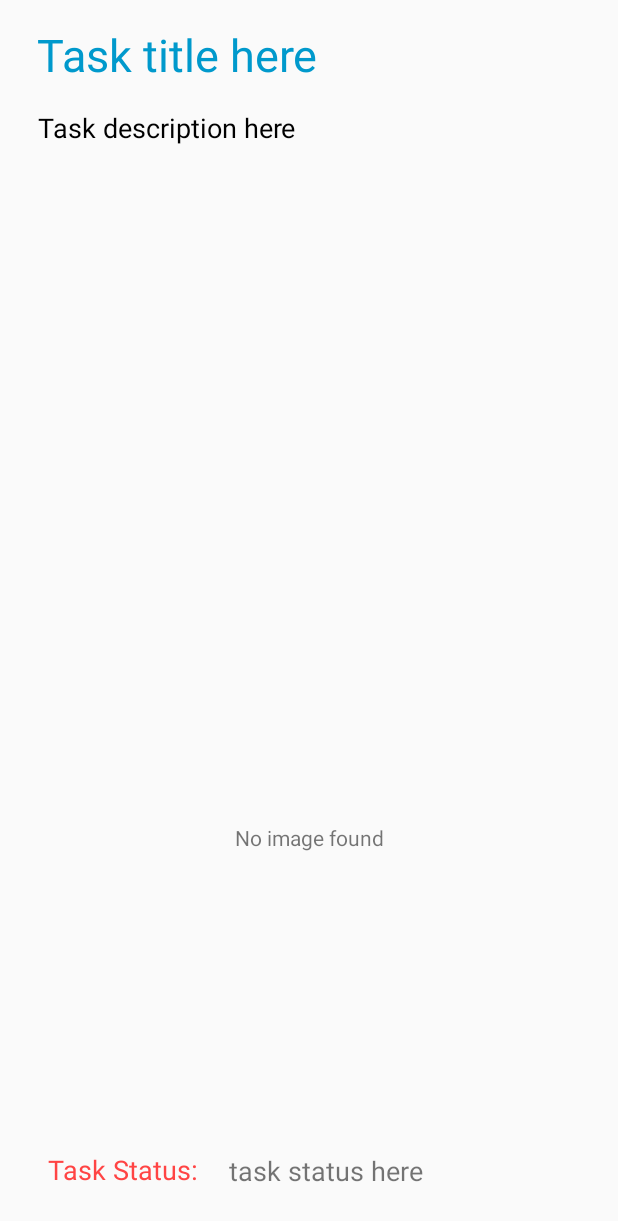
After one commit to CMPUT301W18T16/SpaghettiCodeHQ, an Android app: the SingleTaskActivity screen opened directly, with no data from a screen before it, on a phone screen of 412 x 824 dp. The commit adds this screen. Shown: the top 1221 px of the screen. Run offline under Robolectric (Android 15) with nearby library versions, the phone set to English and light mode, and no system bars.

Commit message:
Added single task view

```diff
--- a/Mercenary/app/src/main/AndroidManifest.xml
+++ b/Mercenary/app/src/main/AndroidManifest.xml
@@ -26,6 +26,7 @@
         </activity>
         <activity android:name=".LoginScreen" />
         <activity android:name=".Signup" />
+        <activity android:name=".SingleTaskActivity" />
     </application>
 
 </manifest>
--- a/Mercenary/app/src/main/java/com/example/peter/mercenary/MainActivity.java
+++ b/Mercenary/app/src/main/java/com/example/peter/mercenary/MainActivity.java
@@ -14,6 +14,7 @@ import android.support.v7.app.AppCompatActivity;
 import android.support.v7.widget.Toolbar;
 import android.view.Menu;
 import android.view.MenuItem;
+import android.widget.AdapterView;
 import android.widget.ArrayAdapter;
 import android.widget.EditText;
 import android.widget.ListView;
@@ -73,6 +74,29 @@ public class MainActivity extends AppCompatActivity
         adapter = new ArrayAdapter<Task>(this,
                 R.layout.list_item, taskList);
         oldTaskList.setAdapter(adapter);
+
+
+        // listen to task clicks
+        oldTaskList.setOnItemClickListener(new AdapterView.OnItemClickListener() {
+            @Override
+            public void onItemClick(AdapterView<?> parent, View view, int position, long id) {
+                Task task = (Task) oldTaskList.getAdapter().getItem(position);
+
+                Intent intent = new Intent(MainActivity.this, SingleTaskActivity.class);
+                intent.putExtra("task_title",task.getTitle());
+                intent.putExtra("task_desc",task.getDescription());
+                intent.putExtra("task_status",task.getStatus());
+                intent.putExtra("task_id",task.getId());
+                intent.putExtra("task_geo_loc",task.getGeoLoc());
+                intent.putExtra("task_img",task.getPhoto());
+
+                startActivityForResult(intent,0);
+
+
+            }
+        });
+
+
     }
 
     /**
--- /dev/null
+++ b/Mercenary/app/src/main/java/com/example/peter/mercenary/SingleTaskActivity.java
@@ -0,0 +1,58 @@
+package com.example.peter.mercenary;
+
+
+import android.content.Intent;
+import android.graphics.Color;
+import android.os.Bundle;
+
+import android.support.v4.view.GravityCompat;
+import android.support.v4.widget.DrawerLayout;
+import android.support.v7.app.AppCompatActivity;
+
+import android.widget.TextView;
+
+
+/**
+ * Created by minci on 2018/3/19.
+ */
+
+public class SingleTaskActivity extends AppCompatActivity {
+
+
+    @Override
+    protected void onCreate(Bundle savedInstanceState){
+        super.onCreate(savedInstanceState);
+        setContentView(R.layout.single_task_activity);
+
+        TextView taskTitle = findViewById(R.id.task_title);
+        TextView taskDesc = findViewById(R.id.task_desc);
+        TextView taskStatus = findViewById(R.id.task_status);
+        TextView imgByte = findViewById(R.id.byte_img);
+
+        Bundle bundle = getIntent().getExtras();
+
+        if (bundle != null){
+            taskTitle.setText(bundle.getString("task_title"));
+            taskDesc.setText(bundle.getString("task_desc"));
+            taskStatus.setText(bundle.getString("task_status"));
+            if (bundle.getString("task_img") == null){
+                imgByte.setText("null_img");
+
+
+            }
+
+        }
+
+
+    }
+
+    @Override
+    public void onBackPressed() {
+
+        Intent returnIntent = new Intent();
+        setResult(RESULT_OK, returnIntent);
+        super.onBackPressed();
+    }
+
+
+}
--- a/Mercenary/app/src/main/java/com/example/peter/mercenary/TaskActivity2.java
+++ b/Mercenary/app/src/main/java/com/example/peter/mercenary/TaskActivity2.java
@@ -8,6 +8,7 @@ package com.example.peter.mercenary;
  *
  */
 
+import android.content.Intent;
 import android.os.Bundle;
 import android.support.design.widget.FloatingActionButton;
 import android.support.design.widget.NavigationView;
@@ -20,6 +21,8 @@ import android.support.v7.widget.Toolbar;
 import android.view.Menu;
 import android.view.MenuItem;
 import android.view.View;
+import android.widget.Adapter;
+import android.widget.AdapterView;
 import android.widget.ArrayAdapter;
 import android.widget.Button;
 import android.widget.EditText;
@@ -42,11 +45,11 @@ public class TaskActivity2 extends AppCompatActivity implements NavigationView.O
         EditText bodyText = (EditText) findViewById(R.id.body);
         Button clearButton = (Button) findViewById(R.id.clear);
         Button addButton = (Button) findViewById(R.id.add);
-        ListView taskListView = (ListView) findViewById(R.id.TaskList);
+        final ListView taskListView = (ListView) findViewById(R.id.TaskList);
 
         Toolbar toolbar = (Toolbar) findViewById(R.id.toolbar);
+
         setSupportActionBar(toolbar);
-
 
 
         DrawerLayout drawer = (DrawerLayout) findViewById(R.id.drawer_layout);
@@ -57,6 +60,23 @@ public class TaskActivity2 extends AppCompatActivity implements NavigationView.O
 
         NavigationView navView = (NavigationView) findViewById(R.id.nav_view);
         navView.setNavigationItemSelectedListener(this);
+
+        // listen to item clicks
+        adapter = new ArrayAdapter<Task>(TaskActivity2.this, android.R.layout.activity_list_item,taskList);
+        taskListView.setAdapter(adapter);
+
+        taskListView.setOnItemClickListener(new AdapterView.OnItemClickListener() {
+            @Override
+            public void onItemClick(AdapterView<?> parent, View view, int position, long id) {
+                Task task = (Task) taskListView.getAdapter().getItem(position);
+
+                Intent intent = new Intent(TaskActivity2.this, SingleTaskActivity.class);
+                startActivityForResult(intent,0);
+
+            }
+        });
+        taskListView.setAdapter(adapter);
+
     }
 
     @Override
--- /dev/null
+++ b/Mercenary/app/src/main/res/layout/single_task_activity.xml
@@ -0,0 +1,79 @@
+<?xml version="1.0" encoding="utf-8"?>
+<android.support.constraint.ConstraintLayout xmlns:android="http://schemas.android.com/apk/res/android"
+    xmlns:app="http://schemas.android.com/apk/res-auto"
+    xmlns:tools="http://schemas.android.com/tools"
+    android:layout_width="match_parent"
+    android:layout_height="match_parent"
+    tools:context="com.example.peter.mercenary.SingleTaskActivity">
+
+    <TextView
+        android:id="@+id/task_title"
+        android:layout_width="wrap_content"
+        android:layout_height="wrap_content"
+        android:layout_marginEnd="8dp"
+        android:layout_marginStart="8dp"
+        android:layout_marginTop="16dp"
+        android:fontFamily="sans-serif"
+        android:text="Task title here"
+        android:textColor="@android:color/holo_blue_dark"
+        android:textSize="30sp"
+        android:typeface="sans"
+        app:layout_constraintEnd_toEndOf="parent"
+        app:layout_constraintHorizontal_bias="0.081"
+        app:layout_constraintStart_toStartOf="parent"
+        app:layout_constraintTop_toTopOf="parent" />
+
+    <TextView
+        android:id="@+id/task_desc"
+        android:layout_width="wrap_content"
+        android:layout_height="wrap_content"
+        android:layout_marginEnd="8dp"
+        android:layout_marginLeft="16dp"
+        android:layout_marginStart="8dp"
+        android:layout_marginTop="16dp"
+        android:text="Task description here"
+        android:textColor="@color/colorAccent"
+        android:textSize="18sp"
+        app:layout_constraintEnd_toEndOf="parent"
+        app:layout_constraintHorizontal_bias="0.076"
+        app:layout_constraintLeft_toLeftOf="parent"
+        app:layout_constraintStart_toStartOf="parent"
+        app:layout_constraintTop_toBottomOf="@+id/task_title" />
+
+    <TextView
+        android:id="@+id/task_status_str"
+        android:layout_width="wrap_content"
+        android:layout_height="wrap_content"
+        android:layout_marginBottom="32dp"
+        android:layout_marginStart="32dp"
+        android:text="Task Status: "
+        android:textColor="@android:color/holo_red_light"
+        android:textSize="18sp"
+        app:layout_constraintBottom_toBottomOf="parent"
+        app:layout_constraintStart_toStartOf="parent" />
+
+    <TextView
+        android:id="@+id/task_status"
+        android:layout_width="wrap_content"
+        android:layout_height="24dp"
+        android:layout_marginBottom="32dp"
+        android:layout_marginStart="16dp"
+        android:text="task status here"
+        android:textSize="18sp"
+        app:layout_constraintBottom_toBottomOf="parent"
+        app:layout_constraintStart_toEndOf="@+id/task_status_str" />
+
+    <TextView
+        android:id="@+id/byte_img"
+        android:layout_width="wrap_content"
+        android:layout_height="wrap_content"
+        android:layout_marginBottom="256dp"
+        android:layout_marginEnd="8dp"
+        android:layout_marginStart="8dp"
+        android:text="@string/null_img"
+        app:layout_constraintBottom_toBottomOf="parent"
+        app:layout_constraintEnd_toEndOf="parent"
+        app:layout_constraintLeft_toLeftOf="parent"
+        app:layout_constraintRight_toRightOf="parent"
+        app:layout_constraintStart_toStartOf="parent" />
+</android.support.constraint.ConstraintLayout>
--- /dev/null
+++ b/Mercenary/app/src/main/res/values-v21/strings.xml
@@ -0,0 +1,4 @@
+<?xml version="1.0" encoding="utf-8"?>
+<resources>
+    <string name="task_title" />
+</resources>
--- a/Mercenary/app/src/main/res/values/colors.xml
+++ b/Mercenary/app/src/main/res/values/colors.xml
@@ -2,5 +2,5 @@
 <resources>
     <color name="colorPrimary">#3F51B5</color>
     <color name="colorPrimaryDark">#303F9F</color>
-    <color name="colorAccent">#FF4081</color>
+    <color name="colorAccent">#000000</color>
 </resources>
--- a/Mercenary/app/src/main/res/values/strings.xml
+++ b/Mercenary/app/src/main/res/values/strings.xml
@@ -6,4 +6,7 @@
     <string name="app_name">Mercenary</string>
 
     <string name="action_settings">Settings</string>
+    <string name="taskTitle" />
+    <string name="task_title" />
+    <string name="null_img">No image found</string>
 </resources>
```
